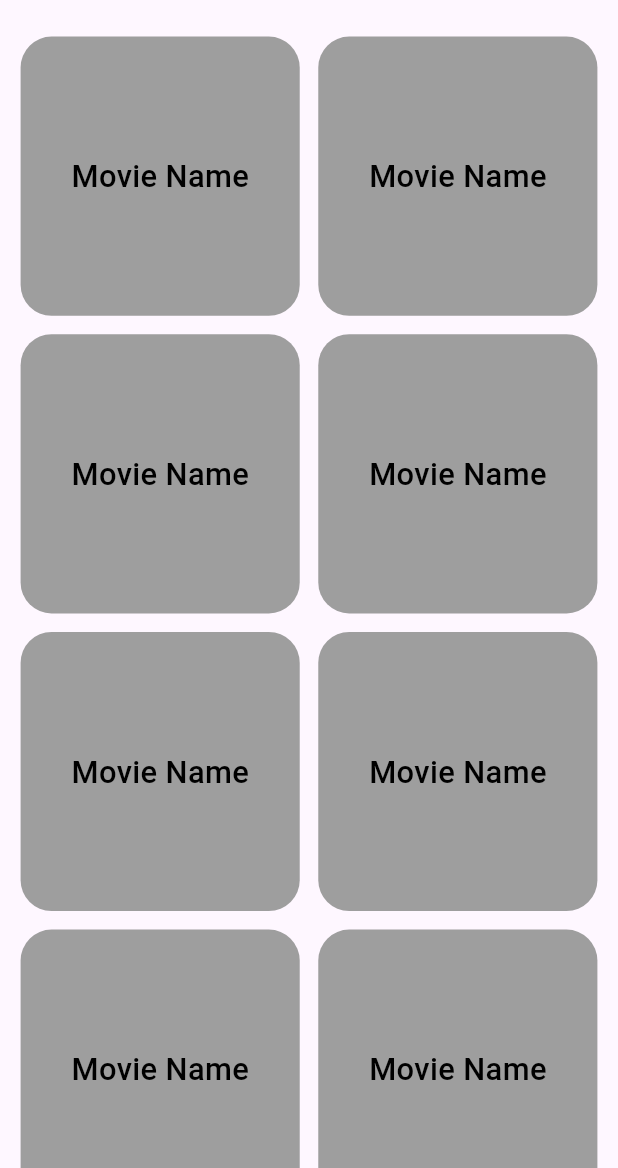
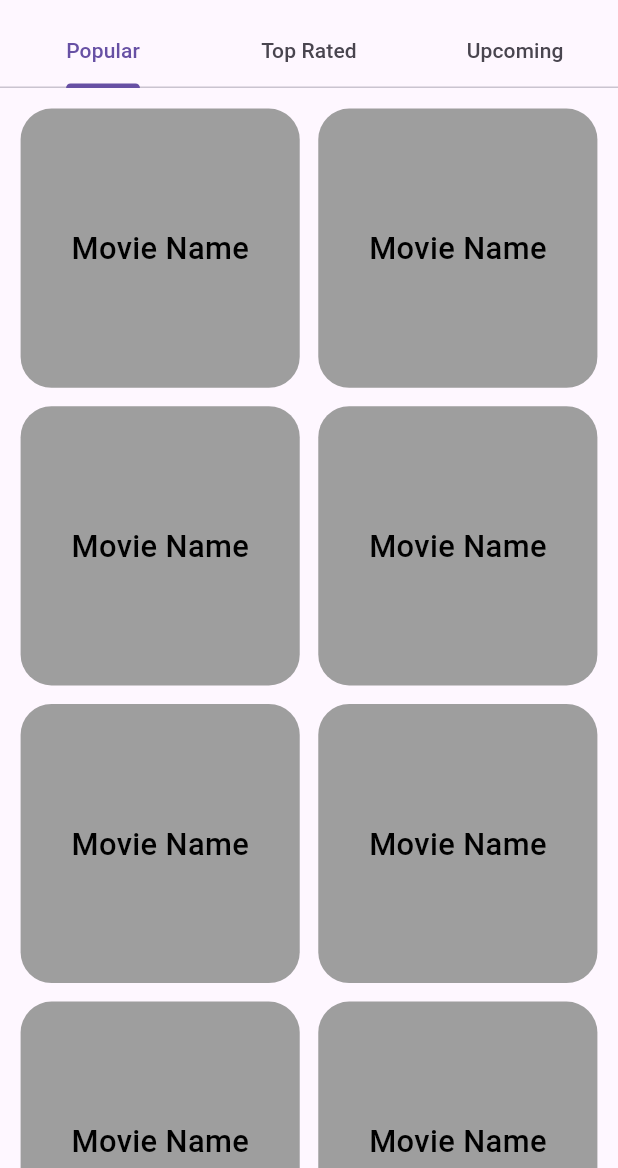
Before and after one commit to KevalTank/movie_mania, a Flutter app: the screen it shows after launch, after a tap on "Movie Name", on a phone screen of 412 x 824 dp, the part 68-1236 px from its top. Run offline on Flutter 3.47's test engine with Material 2 defaults, Android fonts, the phone set to English and light mode, and no system bars; our stand-ins replace equatable, flutter_bloc, sizer.

Commit message:
ADD : Static grid view and list view, Enums, Home BLoC, Popular, Top rated, and Upcoming movies screen, and dependencies

```diff
--- /dev/null
+++ b/lib/blocs/home_bloc.dart
@@ -0,0 +1,30 @@
+import 'dart:async';
+
+import 'package:equatable/equatable.dart';
+import 'package:flutter_bloc/flutter_bloc.dart';
+import 'package:movie_mania/constants/enums.dart';
+
+part 'home_event.dart';
+
+part 'home_state.dart';
+
+class HomeBloc extends Bloc<HomeEvent, HomeState> {
+  HomeBloc() : super(const HomeState()) {
+    on<ChangeGridViewToListViewRequested>(_onChangeGridViewToListViewRequested);
+    on<ChangeTabBarStatusRequested>(_onChangeTabBarStatusRequested);
+  }
+
+  FutureOr<void> _onChangeGridViewToListViewRequested(
+    ChangeGridViewToListViewRequested event,
+    Emitter<HomeState> emit,
+  ) {
+    emit(state.copyWith(isGridView: event.isGridView));
+  }
+
+  FutureOr<void> _onChangeTabBarStatusRequested(
+    ChangeTabBarStatusRequested event,
+    Emitter<HomeState> emit,
+  ) {
+    emit(state.copyWith(tabBarStatus: event.tabBarStatus));
+  }
+}
--- /dev/null
+++ b/lib/blocs/home_event.dart
@@ -0,0 +1,24 @@
+part of 'home_bloc.dart';
+
+class HomeEvent extends Equatable {
+  const HomeEvent();
+
+  @override
+  List<Object?> get props => [];
+}
+
+class ChangeGridViewToListViewRequested extends HomeEvent {
+  const ChangeGridViewToListViewRequested({
+    required this.isGridView,
+  });
+
+  final bool isGridView;
+}
+
+class ChangeTabBarStatusRequested extends HomeEvent {
+  const ChangeTabBarStatusRequested({
+    required this.tabBarStatus,
+  });
+
+  final TabBarStatus tabBarStatus;
+}
--- /dev/null
+++ b/lib/blocs/home_state.dart
@@ -0,0 +1,37 @@
+part of 'home_bloc.dart';
+
+class HomeState extends Equatable {
+  const HomeState({
+    this.status = Status.initial,
+    this.errorMessage = '',
+    this.isGridView = true,
+    this.tabBarStatus = TabBarStatus.popular,
+  });
+
+  final Status status;
+  final String errorMessage;
+  final bool isGridView;
+  final TabBarStatus tabBarStatus;
+
+  HomeState copyWith({
+    Status? status,
+    String? errorMessage,
+    bool? isGridView,
+    TabBarStatus? tabBarStatus,
+  }) {
+    return HomeState(
+      status: status ?? this.status,
+      errorMessage: errorMessage ?? this.errorMessage,
+      isGridView: isGridView ?? this.isGridView,
+      tabBarStatus: tabBarStatus ?? this.tabBarStatus,
+    );
+  }
+
+  @override
+  List<Object> get props => [
+        status,
+        errorMessage,
+        isGridView,
+        tabBarStatus,
+      ];
+}
--- a/lib/constants/enums.dart
+++ b/lib/constants/enums.dart
@@ -1,10 +1,10 @@
 // This is general status that all bloc will use
 enum Status { initial, inProgress, success, failure }
 
-// This is general status for authentication
-enum AuthStatus { initial, inProgress, authenticated, unAuthenticated }
+// This is TabBar status
+enum TabBarStatus { popular, topRated, upcoming }
 
-// Helper extension for status
+// Helper extension for Status
 extension StatusExtension on Status {
   bool get isInitial => this == Status.initial;
 
@@ -14,3 +14,12 @@ extension StatusExtension on Status {
 
   bool get isFailure => this == Status.failure;
 }
+
+// TabBar extension on TabBarStatus
+extension TabBarExtension on TabBarStatus {
+  bool get popular => this == TabBarStatus.popular;
+
+  bool get topRated => this == TabBarStatus.topRated;
+
+  bool get upcoming => this == TabBarStatus.upcoming;
+}
--- a/lib/movie_mania.dart
+++ b/lib/movie_mania.dart
@@ -1,4 +1,6 @@
 import 'package:flutter/material.dart';
+import 'package:flutter_bloc/flutter_bloc.dart';
+import 'package:movie_mania/blocs/home_bloc.dart';
 import 'package:movie_mania/screens/home_screen.dart';
 import 'package:sizer/sizer.dart';
 
@@ -7,14 +9,22 @@ class MovieMania extends StatelessWidget {
 
   @override
   Widget build(BuildContext context) {
-    return Sizer(
+    return MultiBlocProvider(
+      providers: [
+        BlocProvider(
+          create: (context) => HomeBloc(),
+          lazy: false,
+        ),
+      ],
+      child: Sizer(
         builder: (context, orientation, deviceType) {
           return MaterialApp(
-          title: 'E-Learning App',
+            title: 'Movie Mania',
             theme: ThemeData.light(useMaterial3: true),
             home: const HomeScreen(),
           );
         },
+      ),
     );
   }
 }
--- a/lib/screens/home_screen.dart
+++ b/lib/screens/home_screen.dart
@@ -1,21 +1,32 @@
 import 'package:flutter/material.dart';
-import 'package:movie_mania/constants/app_colors.dart';
+import 'package:flutter_bloc/flutter_bloc.dart';
+import 'package:movie_mania/blocs/home_bloc.dart';
+import 'package:movie_mania/constants/enums.dart';
+import 'package:movie_mania/screens/popular_movies_screen.dart';
+import 'package:movie_mania/screens/top_rated_movies_screen.dart';
+import 'package:movie_mania/screens/up_coming_movies_screen.dart';
 import 'package:movie_mania/widgets/custom_text.dart';
 import 'package:sizer/sizer.dart';
 
-class HomeScreen extends StatefulWidget {
+class HomeScreen extends StatelessWidget {
   const HomeScreen({super.key});
 
-  @override
-  State<HomeScreen> createState() => _HomeScreenState();
+  void changeTabRequested({
+    required BuildContext context,
+    required TabBarStatus tabBarStatus,
+  }) {
+    context.read<HomeBloc>().add(
+          ChangeTabBarStatusRequested(
+            tabBarStatus: tabBarStatus,
+          ),
+        );
   }
-
-class _HomeScreenState extends State<HomeScreen> {
-  bool enabled = true;
 
   @override
   Widget build(BuildContext context) {
-    return Scaffold(
+    return DefaultTabController(
+      length: 3,
+      child: Scaffold(
         appBar: AppBar(
           title: CustomText(
             text: 'Movie Mania',
@@ -34,61 +45,63 @@ class _HomeScreenState extends State<HomeScreen> {
                   Transform.scale(
                     scale: 0.8,
                     child: Switch(
-                    value: enabled,
-                    onChanged: (bool enable) {
-                      setState(() {
-                        enabled = !enabled;
-                      });
+                      value: context.watch<HomeBloc>().state.isGridView,
+                      onChanged: (bool isGridView) {
+                        context.read<HomeBloc>().add(
+                              ChangeGridViewToListViewRequested(
+                                isGridView: isGridView,
+                              ),
+                            );
                       },
                     ),
-                )
+                  ),
                 ],
               ),
             ),
           ],
-      ),
-      body: enabled
-          ? GridView.builder(
-              itemCount: 10,
-              padding: EdgeInsets.all(10.sp),
-              shrinkWrap: true,
-              gridDelegate: SliverGridDelegateWithFixedCrossAxisCount(
-                crossAxisCount: 2,
-                crossAxisSpacing: 3.w,
-                mainAxisSpacing: 1.5.h,
-              ),
-              itemBuilder: (context, index) {
-                return GestureDetector(
-                  onTap: () {},
-                  child: Container(
-                    decoration: BoxDecoration(
-                      color: AppColors.greyColor,
-                      borderRadius: BorderRadius.circular(15.sp),
-                    ),
-                    child: Center(
-                      child: CustomText(
-                        text: 'Movie Name',
-                        fontSize: 15.sp,
-                        textColor: AppColors.blackColor,
+          bottom: TabBar(
+            onTap: (int tabIndex) {
+              switch (tabIndex) {
+                case 0:
+                  changeTabRequested(
+                    context: context,
+                    tabBarStatus: TabBarStatus.popular,
+                  );
+                  break;
+                case 1:
+                  changeTabRequested(
+                    context: context,
+                    tabBarStatus: TabBarStatus.topRated,
+                  );
+                  break;
+                case 2:
+                  changeTabRequested(
+                    context: context,
+                    tabBarStatus: TabBarStatus.upcoming,
+                  );
+                  break;
+                default:
+                  changeTabRequested(
+                    context: context,
+                    tabBarStatus: TabBarStatus.popular,
+                  );
+                  break;
+              }
+            },
+            tabs: const [
+              Tab(icon: Text('Popular')),
+              Tab(icon: Text('Top Rated')),
+              Tab(icon: Text('Upcoming')),
+            ],
           ),
         ),
+        body: const TabBarView(
+          children: [
+            PopularMoviesScreen(),
+            TopRatedMoviesScreen(),
+            UpComingMoviesScreen(),
+          ],
         ),
-                );
-              },
-            )
-          : ListView.builder(
-              shrinkWrap: true,
-              itemCount: 20,
-              padding: EdgeInsets.symmetric(horizontal: 4.w),
-              itemBuilder: (context, index) {
-                return ListTile(
-                  onTap: () {},
-                  title: CustomText(
-                    text: 'Movie Name',
-                    fontSize: 15.sp,
-                  ),
-                );
-              },
       ),
     );
   }
--- /dev/null
+++ b/lib/screens/popular_movies_screen.dart
@@ -0,0 +1,26 @@
+import 'package:flutter/material.dart';
+import 'package:flutter_bloc/flutter_bloc.dart';
+import 'package:movie_mania/blocs/home_bloc.dart';
+import 'package:movie_mania/widgets/build_grid_view.dart';
+import 'package:movie_mania/widgets/build_list_view.dart';
+
+class PopularMoviesScreen extends StatelessWidget {
+  const PopularMoviesScreen({super.key});
+
+  @override
+  Widget build(BuildContext context) {
+    return Scaffold(
+      body: BlocBuilder<HomeBloc, HomeState>(
+        buildWhen: (previous, current) =>
+            previous.status != current.status ||
+            previous.isGridView != current.isGridView,
+        builder: (context, state) {
+          if (state.isGridView) {
+            return const BuildGridView();
+          }
+          return const BuildListView();
+        },
+      ),
+    );
+  }
+}
--- /dev/null
+++ b/lib/screens/top_rated_movies_screen.dart
@@ -0,0 +1,26 @@
+import 'package:flutter/material.dart';
+import 'package:flutter_bloc/flutter_bloc.dart';
+import 'package:movie_mania/blocs/home_bloc.dart';
+import 'package:movie_mania/widgets/build_grid_view.dart';
+import 'package:movie_mania/widgets/build_list_view.dart';
+
+class TopRatedMoviesScreen extends StatelessWidget {
+  const TopRatedMoviesScreen({super.key});
+
+  @override
+  Widget build(BuildContext context) {
+    return Scaffold(
+      body: BlocBuilder<HomeBloc, HomeState>(
+        buildWhen: (previous, current) =>
+        previous.status != current.status ||
+            previous.isGridView != current.isGridView,
+        builder: (context, state) {
+          if (state.isGridView) {
+            return const BuildGridView();
+          }
+          return const BuildListView();
+        },
+      ),
+    );
+  }
+}
--- /dev/null
+++ b/lib/screens/up_coming_movies_screen.dart
@@ -0,0 +1,26 @@
+import 'package:flutter/material.dart';
+import 'package:flutter_bloc/flutter_bloc.dart';
+import 'package:movie_mania/blocs/home_bloc.dart';
+import 'package:movie_mania/widgets/build_grid_view.dart';
+import 'package:movie_mania/widgets/build_list_view.dart';
+
+class UpComingMoviesScreen extends StatelessWidget {
+  const UpComingMoviesScreen({super.key});
+
+  @override
+  Widget build(BuildContext context) {
+    return Scaffold(
+      body: BlocBuilder<HomeBloc, HomeState>(
+        buildWhen: (previous, current) =>
+            previous.status != current.status ||
+            previous.isGridView != current.isGridView,
+        builder: (context, state) {
+          if (state.isGridView) {
+            return const BuildGridView();
+          }
+          return const BuildListView();
+        },
+      ),
+    );
+  }
+}
--- /dev/null
+++ b/lib/widgets/build_grid_view.dart
@@ -0,0 +1,42 @@
+import 'package:flutter/material.dart';
+import 'package:movie_mania/constants/app_colors.dart';
+import 'package:movie_mania/widgets/custom_text.dart';
+import 'package:sizer/sizer.dart';
+
+class BuildGridView extends StatelessWidget {
+  const BuildGridView({super.key});
+
+  @override
+  Widget build(BuildContext context) {
+    return GridView.builder(
+      itemCount: 10,
+      padding: EdgeInsets.all(10.sp),
+      shrinkWrap: true,
+      gridDelegate: SliverGridDelegateWithFixedCrossAxisCount(
+        crossAxisCount: 2,
+        crossAxisSpacing: 3.w,
+        mainAxisSpacing: 1.5.h,
+      ),
+      itemBuilder: (context, index) {
+        return GestureDetector(
+          onTap: () {
+            // TODO : Implement this
+          },
+          child: Container(
+            decoration: BoxDecoration(
+              color: AppColors.greyColor,
+              borderRadius: BorderRadius.circular(15.sp),
+            ),
+            child: Center(
+              child: CustomText(
+                text: 'Movie Name',
+                fontSize: 15.sp,
+                textColor: AppColors.blackColor,
+              ),
+            ),
+          ),
+        );
+      },
+    );
+  }
+}
--- /dev/null
+++ b/lib/widgets/build_list_view.dart
@@ -0,0 +1,27 @@
+import 'package:flutter/material.dart';
+import 'package:movie_mania/widgets/custom_text.dart';
+import 'package:sizer/sizer.dart';
+
+class BuildListView extends StatelessWidget {
+  const BuildListView({super.key});
+
+  @override
+  Widget build(BuildContext context) {
+    return ListView.builder(
+      shrinkWrap: true,
+      itemCount: 20,
+      padding: EdgeInsets.symmetric(horizontal: 4.w),
+      itemBuilder: (context, index) {
+        return ListTile(
+          onTap: () {
+            // TODO : Implement this
+          },
+          title: CustomText(
+            text: 'Movie Name',
+            fontSize: 15.sp,
+          ),
+        );
+      },
+    );
+  }
+}
--- a/pubspec.yaml
+++ b/pubspec.yaml
@@ -12,6 +12,8 @@ dependencies:
     sdk: flutter
 
   cupertino_icons: ^1.0.2
+  equatable: ^2.0.5
+  flutter_bloc: ^8.1.3
   sizer: ^2.0.15
 
 dev_dependencies:
```
Also changed, not shown: pubspec.lock. Lines whose indentation alone changed are shown as unchanged.
